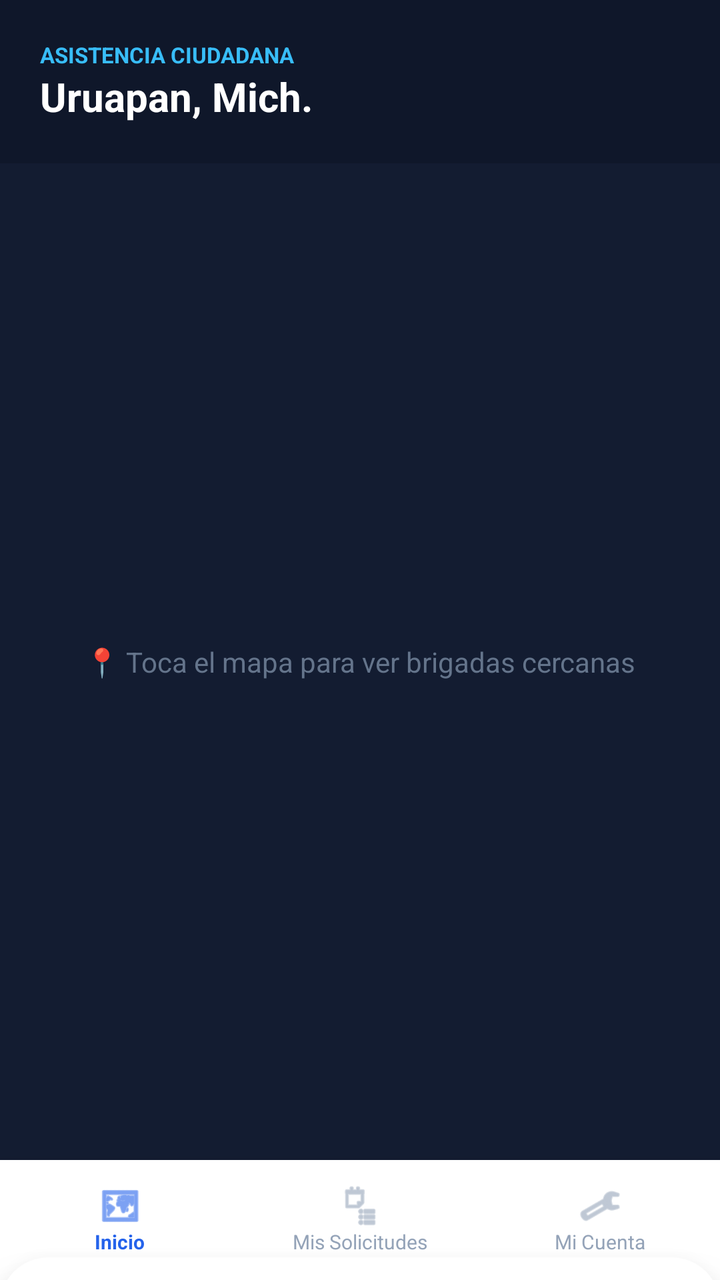
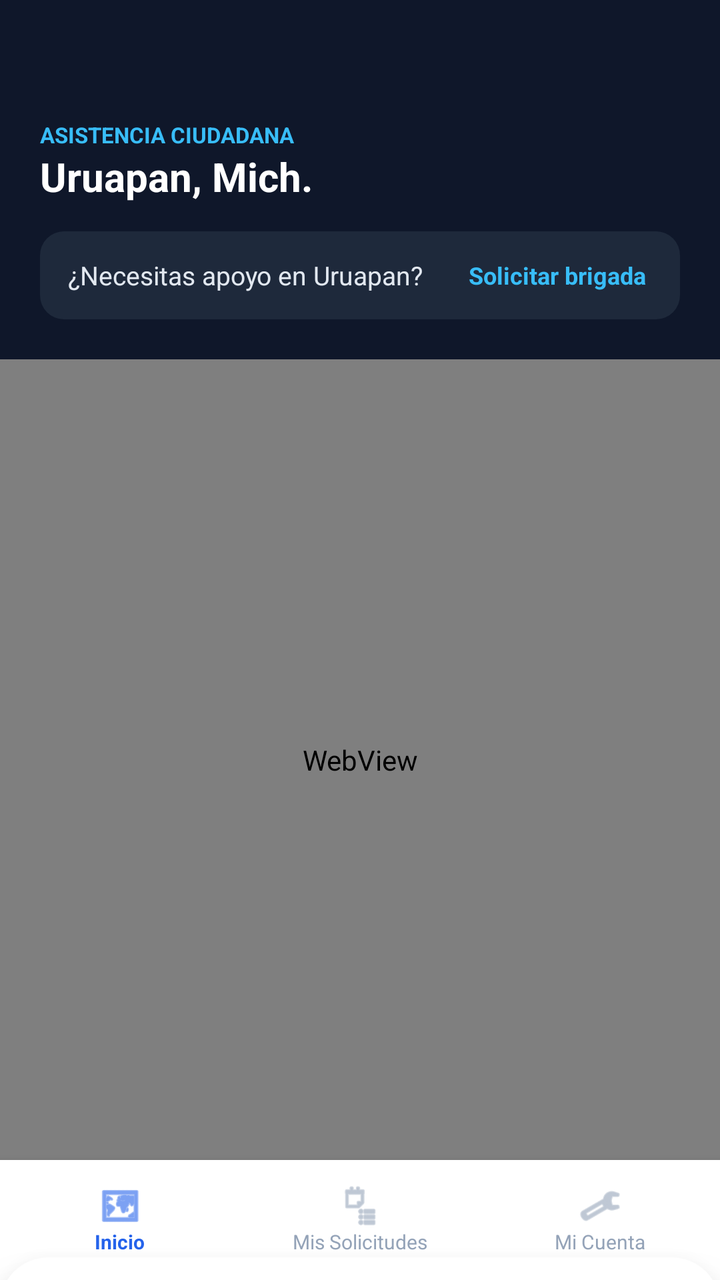

The first picture is an Android layout as it rendered before a commit; the second is the same layout after the commit. The layout source and the unified diff follow.
<!-- AndroidManifest.xml: application theme Theme.BrigadaUruapanClient -->
<!-- res/layout/activity_user_main.xml -->
<?xml version="1.0" encoding="utf-8"?>
<androidx.coordinatorlayout.widget.CoordinatorLayout
    xmlns:android="http://schemas.android.com/apk/res/android"
    xmlns:app="http://schemas.android.com/apk/res-auto"
    xmlns:tools="http://schemas.android.com/tools"
    android:layout_width="match_parent"
    android:layout_height="match_parent"
    android:background="#070D1B"
    tools:context=".UserMainActivity">

    
    <androidx.constraintlayout.widget.ConstraintLayout
        android:layout_width="match_parent"
        android:layout_height="match_parent"
        android:layout_marginBottom="60dp">

        
        <LinearLayout
            android:id="@+id/userHeader"
            android:layout_width="0dp"
            android:layout_height="wrap_content"
            android:background="#0F172A"
            android:orientation="vertical"
            android:padding="20dp"
            app:layout_constraintEnd_toEndOf="parent"
            app:layout_constraintStart_toStartOf="parent"
            app:layout_constraintTop_toTopOf="parent">

            <TextView
                android:layout_width="wrap_content"
                android:layout_height="wrap_content"
                android:text="ASISTENCIA CIUDADANA"
                android:textColor="#38BDF8"
                android:textSize="11sp"
                android:textStyle="bold" />

            <TextView
                android:layout_width="wrap_content"
                android:layout_height="wrap_content"
                android:text="Uruapan, Mich."
                android:textColor="@android:color/white"
                android:textSize="20sp"
                android:textStyle="bold" />
        </LinearLayout>

        
        <View
            android:id="@+id/mapUserContainer"
            android:layout_width="0dp"
            android:layout_height="0dp"
            android:background="#131C31"
            app:layout_constraintBottom_toBottomOf="parent"
            app:layout_constraintEnd_toEndOf="parent"
            app:layout_constraintStart_toStartOf="parent"
            app:layout_constraintTop_toBottomOf="@id/userHeader" />

        <TextView
            android:layout_width="wrap_content"
            android:layout_height="wrap_content"
            android:text="📍 Toca el mapa para ver brigadas cercanas"
            android:textColor="#64748B"
            android:textSize="14sp"
            app:layout_constraintBottom_toBottomOf="@id/mapUserContainer"
            app:layout_constraintEnd_toEndOf="@id/mapUserContainer"
            app:layout_constraintStart_toStartOf="@id/mapUserContainer"
            app:layout_constraintTop_toTopOf="@id/mapUserContainer" />

    </androidx.constraintlayout.widget.ConstraintLayout>

    
    <androidx.cardview.widget.CardView
        android:id="@+id/bottomSheetUserCard"
        android:layout_width="match_parent"
        android:layout_height="wrap_content"
        android:layout_gravity="bottom"
        android:layout_marginBottom="60dp"
        app:cardBackgroundColor="#FFFFFF"
        app:cardCornerRadius="24dp"
        app:cardElevation="16dp"
        app:behavior_hideable="true"
        app:layout_behavior="com.google.android.material.bottomsheet.BottomSheetBehavior">

        <LinearLayout
            android:layout_width="match_parent"
            android:layout_height="wrap_content"
            android:orientation="vertical"
            android:padding="20dp">

            
            <View
                android:layout_width="36dp"
                android:layout_height="4dp"
                android:layout_gravity="center_horizontal"
                android:layout_marginBottom="14dp"
                android:background="#E2E8F0" />

            
            <LinearLayout
                android:layout_width="match_parent"
                android:layout_height="wrap_content"
                android:gravity="center_vertical"
                android:orientation="horizontal">

                <TextView
                    android:id="@+id/tvUserBrigadeInitials"
                    android:layout_width="50dp"
                    android:layout_height="50dp"
                    android:background="@drawable/rounded_blue_bg"
                    android:gravity="center"
                    android:text="JM"
                    android:textColor="#2563EB"
                    android:textSize="18sp"
                    android:textStyle="bold" />

                <LinearLayout
                    android:layout_width="0dp"
                    android:layout_height="wrap_content"
                    android:layout_marginStart="14dp"
                    android:layout_weight="1"
                    android:orientation="vertical">

                    <TextView
                        android:id="@+id/tvUserBrigadeName"
                        android:layout_width="wrap_content"
                        android:layout_height="wrap_content"
                        android:text="Jorge Mendoza"
                        android:textColor="#0F172A"
                        android:textSize="18sp"
                        android:textStyle="bold" />

                    <TextView
                        android:id="@+id/tvUserBrigadeUnit"
                        android:layout_width="wrap_content"
                        android:layout_height="wrap_content"
                        android:text="Unidad BRG-04 · Protección Civil"
                        android:textColor="#64748B"
                        android:textSize="12sp" />
                </LinearLayout>

                <TextView
                    android:id="@+id/tvUserBrigadeStatus"
                    android:layout_width="wrap_content"
                    android:layout_height="wrap_content"
                    android:background="#EFF6FF"
                    android:paddingHorizontal="10dp"
                    android:paddingVertical="5dp"
                    android:text="● En el punto"
                    android:textColor="#2563EB"
                    android:textSize="11sp"
                    android:textStyle="bold" />
            </LinearLayout>

            
            <LinearLayout
                android:layout_width="match_parent"
                android:layout_height="wrap_content"
                android:layout_marginTop="14dp"
                android:background="#F8FAFC"
                android:gravity="center_vertical"
                android:padding="10dp"
                android:orientation="horizontal">

                <ImageView
                    android:layout_width="16dp"
                    android:layout_height="16dp"
                    android:src="@android:drawable/ic_menu_call"
                    app:tint="#2563EB" />

                <TextView
                    android:id="@+id/tvUserBrigadePhone"
                    android:layout_width="wrap_content"
                    android:layout_height="wrap_content"
                    android:layout_marginStart="8dp"
                    android:text="Tel: +52 (452) 123-4567"
                    android:textColor="#334155"
                    android:textSize="13sp"
                    android:textStyle="bold" />
            </LinearLayout>

            
            <LinearLayout
                android:layout_width="match_parent"
                android:layout_height="wrap_content"
                android:layout_marginTop="12dp"
                android:orientation="horizontal">

                <LinearLayout
                    android:layout_width="0dp"
                    android:layout_height="wrap_content"
                    android:layout_marginEnd="6dp"
                    android:layout_weight="1"
                    android:background="#F1F5F9"
                    android:padding="10dp"
                    android:orientation="vertical">

                    <TextView
                        android:layout_width="wrap_content"
                        android:layout_height="wrap_content"
                        android:text="ESPECIALIDAD"
                        android:textColor="#64748B"
                        android:textSize="10sp"
                        android:textStyle="bold" />

                    <TextView
                        android:id="@+id/caracteristica1"
                        android:layout_width="wrap_content"
                        android:layout_height="wrap_content"
                        android:layout_marginTop="2dp"
                        android:text="Rescate Urbano"
                        android:textColor="#0F172A"
                        android:textSize="13sp"
                        android:textStyle="bold" />
                </LinearLayout>

                <LinearLayout
                    android:layout_width="0dp"
                    android:layout_height="wrap_content"
                    android:layout_marginStart="6dp"
                    android:layout_weight="1"
                    android:background="#F1F5F9"
                    android:padding="10dp"
                    android:orientation="vertical">

                    <TextView
                        android:layout_width="wrap_content"
                        android:layout_height="wrap_content"
                        android:text="PERSONAL A BORDO"
                        android:textColor="#64748B"
                        android:textSize="10sp"
                        android:textStyle="bold" />

                    <TextView
                        android:id="@+id/caracteristica2"
                        android:layout_width="wrap_content"
                        android:layout_height="wrap_content"
                        android:layout_marginTop="2dp"
                        android:text="4 Elementos"
                        android:textColor="#0F172A"
                        android:textSize="13sp"
                        android:textStyle="bold" />
                </LinearLayout>
            </LinearLayout>

            
            <LinearLayout
                android:layout_width="match_parent"
                android:layout_height="wrap_content"
                android:layout_marginTop="18dp"
                android:orientation="horizontal">

                <Button
                    android:id="@+id/btnCallBrigade"
                    android:layout_width="0dp"
                    android:layout_height="48dp"
                    android:layout_marginEnd="6dp"
                    android:layout_weight="1"
                    android:backgroundTint="#F1F5F9"
                    android:text="Llamar"
                    android:textColor="#2563EB"
                    android:textSize="14sp"
                    android:textStyle="bold"
                    app:cornerRadius="12dp" />

                <Button
                    android:id="@+id/btnRequestBrigade"
                    android:layout_width="0dp"
                    android:layout_height="48dp"
                    android:layout_marginStart="6dp"
                    android:layout_weight="1.5"
                    android:backgroundTint="#2563EB"
                    android:text="Solicitar Brigada"
                    android:textColor="@android:color/white"
                    android:textSize="14sp"
                    android:textStyle="bold"
                    app:cornerRadius="12dp" />
            </LinearLayout>

        </LinearLayout>
    </androidx.cardview.widget.CardView>

    
    <LinearLayout
        android:layout_width="match_parent"
        android:layout_height="60dp"
        android:layout_gravity="bottom"
        android:background="#FFFFFF"
        android:elevation="8dp"
        android:orientation="horizontal">

        <LinearLayout
            android:id="@+id/tabUserMapa"
            android:layout_width="0dp"
            android:layout_height="match_parent"
            android:layout_weight="1"
            android:gravity="center"
            android:orientation="vertical">
            <ImageView
                android:layout_width="22dp"
                android:layout_height="22dp"
                android:src="@android:drawable/ic_menu_mapmode"
                app:tint="#2563EB" />
            <TextView
                android:layout_width="wrap_content"
                android:layout_height="wrap_content"
                android:text="Inicio"
                android:textColor="#2563EB"
                android:textSize="10sp"
                android:textStyle="bold" />
        </LinearLayout>

        <LinearLayout
            android:id="@+id/tabUserHistorial"
            android:layout_width="0dp"
            android:layout_height="match_parent"
            android:layout_weight="1"
            android:gravity="center"
            android:orientation="vertical">
            <ImageView
                android:layout_width="22dp"
                android:layout_height="22dp"
                android:src="@android:drawable/ic_menu_agenda"
                app:tint="#94A3B8" />
            <TextView
                android:layout_width="wrap_content"
                android:layout_height="wrap_content"
                android:text="Mis Solicitudes"
                android:textColor="#94A3B8"
                android:textSize="10sp" />
        </LinearLayout>

        <LinearLayout
            android:id="@+id/tabUserCuenta"
            android:layout_width="0dp"
            android:layout_height="match_parent"
            android:layout_weight="1"
            android:gravity="center"
            android:orientation="vertical">
            <ImageView
                android:layout_width="22dp"
                android:layout_height="22dp"
                android:src="@android:drawable/ic_menu_manage"
                app:tint="#94A3B8" />
            <TextView
                android:layout_width="wrap_content"
                android:layout_height="wrap_content"
                android:text="Mi Cuenta"
                android:textColor="#94A3B8"
                android:textSize="10sp" />
        </LinearLayout>
    </LinearLayout>

</androidx.coordinatorlayout.widget.CoordinatorLayout>
<!-- resources referenced by this layout -->
<resources>
  <!-- drawable rounded_blue_bg (drawable) -->
  <?xml version="1.0" encoding="utf-8"?>
  <shape xmlns:android="http://schemas.android.com/apk/res/android"
      android:shape="oval">
      <solid android:color="#E0F2FE" />
  </shape>
  <style name="Theme.BrigadaUruapanClient" parent="Base.Theme.BrigadaUruapanClient" />
  <style name="Base.Theme.BrigadaUruapanClient" parent="Theme.Material3.DayNight.NoActionBar">
          
          
      </style>
</resources>

<!-- the commit's change to res/layout/activity_user_main.xml (unified diff, before → after) -->
@@ -30,6 +30,7 @@
                 android:layout_width="wrap_content"
                 android:layout_height="wrap_content"
                 android:text="ASISTENCIA CIUDADANA"
+                android:layout_marginTop="40dp"
                 android:textColor="#38BDF8"
                 android:textSize="11sp"
                 android:textStyle="bold" />
@@ -41,10 +42,40 @@
                 android:textColor="@android:color/white"
                 android:textSize="20sp"
                 android:textStyle="bold" />
+            
+            <LinearLayout
+                android:id="@+id/layoutAuxilioRapido"
+                android:layout_width="match_parent"
+                android:layout_height="44dp"
+                android:layout_marginTop="14dp"
+                android:background="@drawable/search_background"
+                android:gravity="center_vertical"
+                android:orientation="horizontal"
+                android:paddingHorizontal="14dp">
+
+                <TextView
+                    android:layout_width="0dp"
+                    android:layout_height="wrap_content"
+                    android:layout_weight="1"
+                    android:text="¿Necesitas apoyo en Uruapan?"
+                    android:textColor="#E2E8F0"
+                    android:textSize="13sp" />
+                <TextView
+                    android:id="@+id/tvSolicitarDesdeBarra"
+                    android:layout_width="wrap_content"
+                    android:layout_height="wrap_content"
+                    android:clickable="true"
+                    android:focusable="true"
+                    android:paddingVertical="8dp"
+                    android:text="Solicitar brigada "
+                    android:textColor="#38BDF8"
+                    android:textSize="12sp"
+                    android:textStyle="bold" />
+            </LinearLayout>
         </LinearLayout>
 
         
-        <View
+        <WebView
             android:id="@+id/mapUserContainer"
             android:layout_width="0dp"
             android:layout_height="0dp"
@@ -57,7 +88,6 @@
         <TextView
             android:layout_width="wrap_content"
             android:layout_height="wrap_content"
-            android:text="📍 Toca el mapa para ver brigadas cercanas"
             android:textColor="#64748B"
             android:textSize="14sp"
             app:layout_constraintBottom_toBottomOf="@id/mapUserContainer"
<!-- resource entries referenced after the edit -->
@@ -6,6 +6,12 @@
       android:shape="oval">
       <solid android:color="#E0F2FE" />
   </shape>
+  <!-- drawable search_background (drawable) -->
+  <?xml version="1.0" encoding="utf-8"?>
+  <shape xmlns:android="http://schemas.android.com/apk/res/android">
+      <solid android:color="#1E293B" />
+      <corners android:radius="12dp" />
+  </shape>
   <style name="Theme.BrigadaUruapanClient" parent="Base.Theme.BrigadaUruapanClient" />
   <style name="Base.Theme.BrigadaUruapanClient" parent="Theme.Material3.DayNight.NoActionBar">
           
